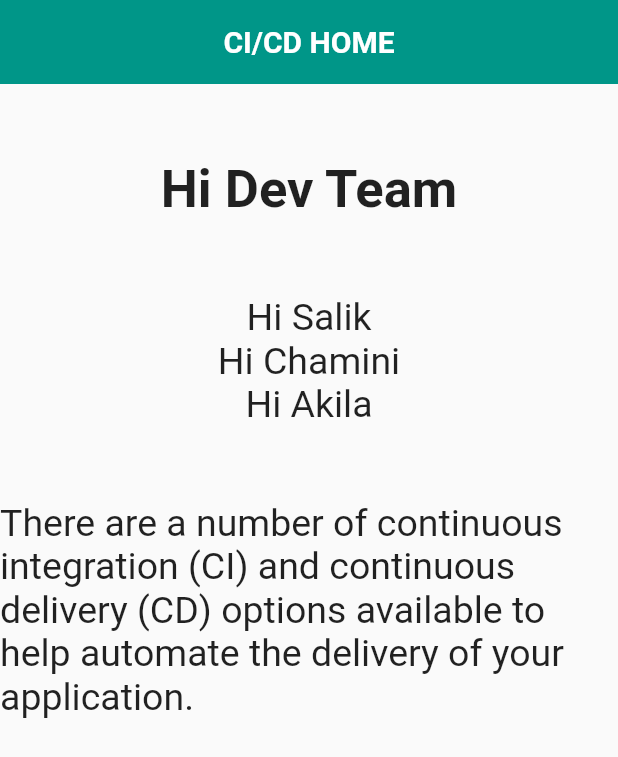
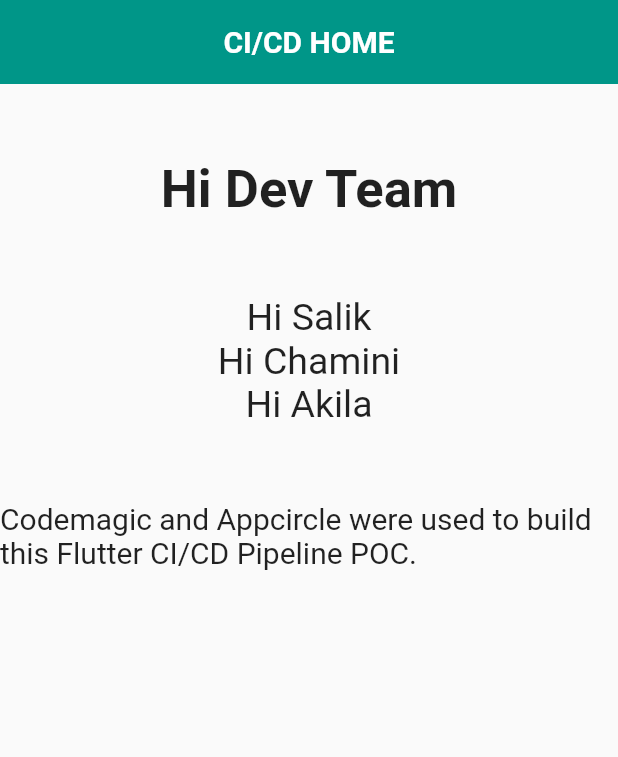
Before and after one commit to sidathrathnayake/poc_cicd_flutter, a Flutter app: the screen it shows after launch, on a phone screen of 412 x 824 dp. Shown: the top 757 px of the screen. Run offline on Flutter 3.47's test engine with Material 2 defaults, Android fonts, the phone set to English and light mode, and no system bars.

```diff
--- a/lib/cicd_home.dart
+++ b/lib/cicd_home.dart
@@ -59,11 +59,14 @@
                     width: double.infinity,
                     height: 50,
                   ),
-                  Text(
-                    'There are a number of continuous integration (CI) and continuous delivery (CD) options available to help automate the delivery of your application.',
-                    style:
-                        TextStyle(fontSize: 25, fontWeight: FontWeight.normal),
-                  ),
+                  Align(
+                    alignment: Alignment.center,
+                    child: Text(
+                      'Codemagic and Appcircle were used to build this Flutter CI/CD Pipeline POC.',
+                      style: TextStyle(
+                          fontSize: 20, fontWeight: FontWeight.normal),
+                    ),
+                  )
                 ],
               )),
             ])));
--- a/pubspec.yaml
+++ b/pubspec.yaml
@@ -15,7 +15,7 @@
 # In iOS, build-name is used as CFBundleShortVersionString while build-number used as CFBundleVersion.
 # Read more about iOS versioning at
 # https://developer.apple.com/library/archive/documentation/General/Reference/InfoPlistKeyReference/Articles/CoreFoundationKeys.html
-version: 1.0.0+1
+version: 1.0.0+2
 
 environment:
   sdk: ">=2.17.1 <3.0.0"
```
